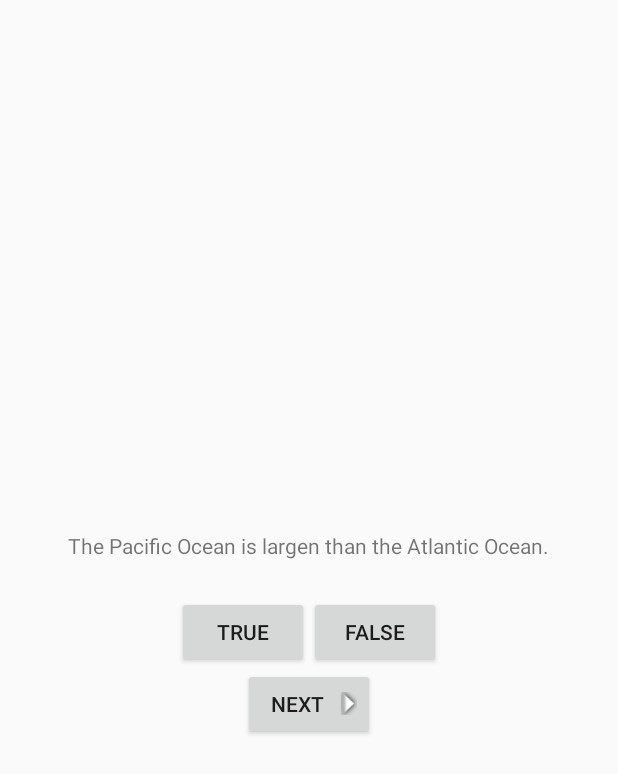
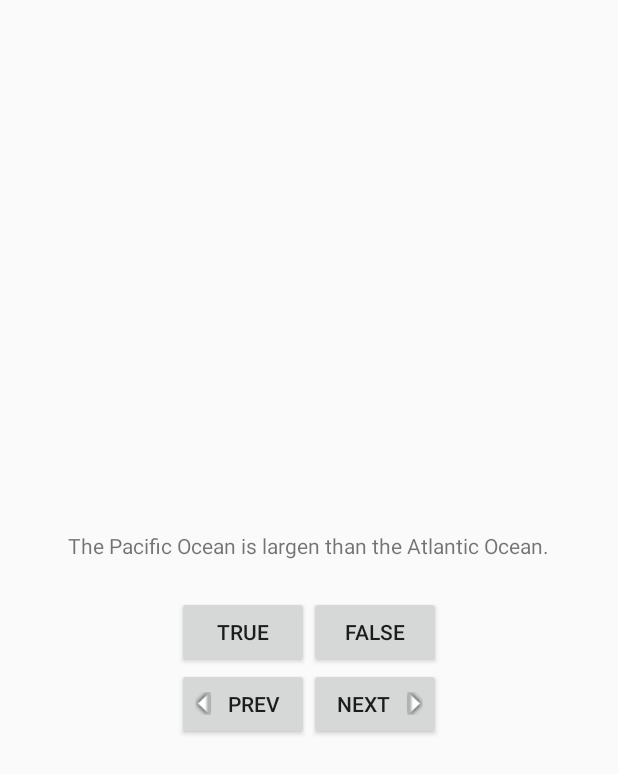
Before and after one commit to high-technology-software/GeoQuiz, an Android app: the screen it shows after launch (QuizActivity), on a phone screen of 412 x 824 dp. Shown: the top 774 px of the screen. Run offline under Robolectric (Android 15) with nearby library versions, the phone set to English and light mode, and no system bars.

```diff
--- a/app/src/main/java/com/high_technology_software/concept/geoquiz/QuizActivity.java
+++ b/app/src/main/java/com/high_technology_software/concept/geoquiz/QuizActivity.java
@@ -13,6 +13,7 @@ public class QuizActivity extends Activity {
     private Button mTrueButton;
     private Button mFalseButton;
     private Button mNextButton;
+    private Button mPrevButton;
     private TextView mQuestionTextView;
 
     private TrueFalse[] mQuestionBank = new TrueFalse[] {
@@ -77,6 +78,15 @@ public class QuizActivity extends Activity {
             }
         });
 
+        mPrevButton = (Button)findViewById(R.id.prev_button);
+        mPrevButton.setOnClickListener(new View.OnClickListener() {
+            @Override
+            public void onClick(View v) {
+                mCurrentIndex = (mCurrentIndex - 1 + mQuestionBank.length) % mQuestionBank.length;
+                updateQuestion();
+            }
+        });
+
         updateQuestion();
     }
 
--- a/app/src/main/res/layout/activity_quiz.xml
+++ b/app/src/main/res/layout/activity_quiz.xml
@@ -29,6 +29,18 @@
 
     </LinearLayout>
 
+    <LinearLayout
+        android:layout_width="wrap_content"
+        android:layout_height="wrap_content">
+
+        <Button
+            android:id="@+id/prev_button"
+            android:layout_width="wrap_content"
+            android:layout_height="wrap_content"
+            android:text="@string/prev_button"
+            android:drawableLeft="@drawable/arrow_left"
+            android:drawablePadding="4dp" />
+
         <Button
             android:id="@+id/next_button"
             android:layout_width="wrap_content"
@@ -38,3 +50,5 @@
             android:drawablePadding="4dp" />
 
     </LinearLayout>
+
+</LinearLayout>
--- a/app/src/main/res/values/strings.xml
+++ b/app/src/main/res/values/strings.xml
@@ -3,6 +3,7 @@
     <string name="true_button">True</string>
     <string name="false_button">False</string>
     <string name="next_button">Next</string>
+    <string name="prev_button">Prev</string>
     <string name="correct_toast">Correct!</string>
     <string name="incorrect_toast">Incorrect!</string>
     <string name="action_settings">Settings</string>
```
Lines whose indentation alone changed are shown as unchanged.
